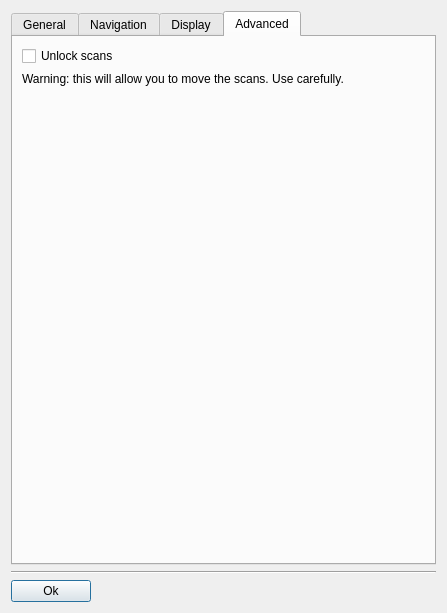
The window that src/gui/forms/DialogSettings.ui (open-scan-crew/OpenScanTools) describes before a commit, drawn with Qt 5.
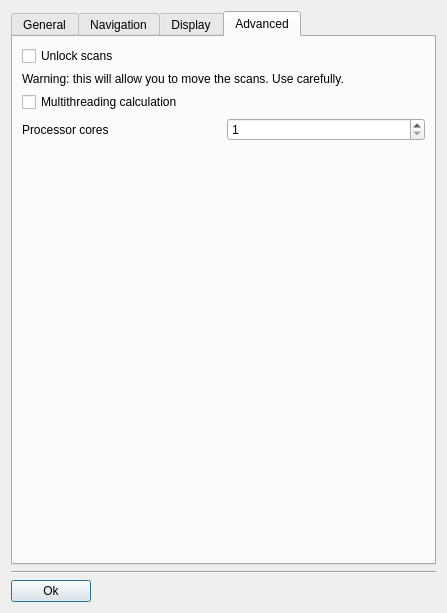
The same window after the commit. The open tabs and pages were chosen to show the change. Icons and pictures are not drawn. Custom widgets are drawn as their Qt base class.

Commit message: Add multithreading settings and parallelize filters

The edit to the form file:
```diff
--- a/src/gui/forms/DialogSettings.ui
+++ b/src/gui/forms/DialogSettings.ui
@@ -986,7 +986,34 @@
          </property>
         </widget>
        </item>
-       <item row="2" column="1">
+       <item row="2" column="0">
+        <widget class="QCheckBox" name="multithreadingCheckBox">
+         <property name="text">
+          <string>Multithreading calculation</string>
+         </property>
+        </widget>
+       </item>
+       <item row="3" column="0">
+        <widget class="QLabel" name="multithreadingCoresLabel">
+         <property name="text">
+          <string>Processor cores</string>
+         </property>
+        </widget>
+       </item>
+       <item row="3" column="1">
+        <widget class="QSpinBox" name="multithreadingCoresSpinBox">
+         <property name="minimum">
+          <number>1</number>
+         </property>
+         <property name="maximum">
+          <number>128</number>
+         </property>
+         <property name="value">
+          <number>1</number>
+         </property>
+        </widget>
+       </item>
+       <item row="4" column="1">
         <spacer name="verticalSpacer_4">
          <property name="orientation">
           <enum>Qt::Vertical</enum>
```
The commit also changes 11 other files.
